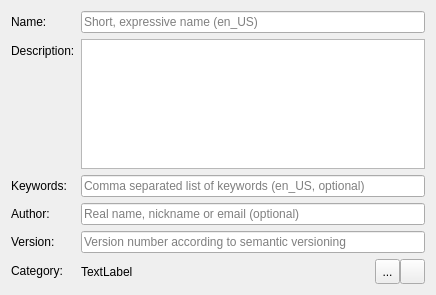
The window that libs/librepcb/libraryeditor/newelementwizard/newelementwizardpage_entermetadata.ui (LibrePCB/LibrePCB) describes before a commit, drawn with Qt 5.
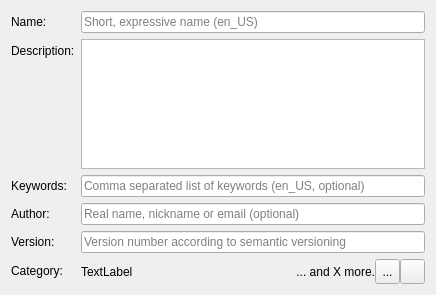
The same window after the commit. Icons and pictures are not drawn.

Commit message:
Library Editor: Duplicate all categories
Copy all categories to the new item when duplicating a symbol/device/... in a library

- NewElementWizardContext holds a list of all categories of the original item
- Reset clears the list and changing replaces all items of the list with the newly selected one
- The root item of categories is taken from the list
- fixes #696

```diff
--- a/libs/librepcb/libraryeditor/newelementwizard/newelementwizardpage_entermetadata.ui
+++ b/libs/librepcb/libraryeditor/newelementwizard/newelementwizardpage_entermetadata.ui
@@ -121,6 +121,22 @@
        </property>
       </widget>
      </item>
+     <item>
+      <widget class="QLabel" name="lblMoreCategories">
+       <property name="sizePolicy">
+        <sizepolicy hsizetype="Maximum" vsizetype="Preferred">
+         <horstretch>0</horstretch>
+         <verstretch>0</verstretch>
+        </sizepolicy>
+       </property>
+       <property name="text">
+        <string notr="true">... and X more.</string>
+       </property>
+       <property name="alignment">
+        <set>Qt::AlignRight|Qt::AlignTrailing|Qt::AlignVCenter</set>
+       </property>
+      </widget>
+     </item>
      <item>
       <widget class="QToolButton" name="btnChooseCategory">
        <property name="minimumSize">
```
The commit also changes 3 other files.
